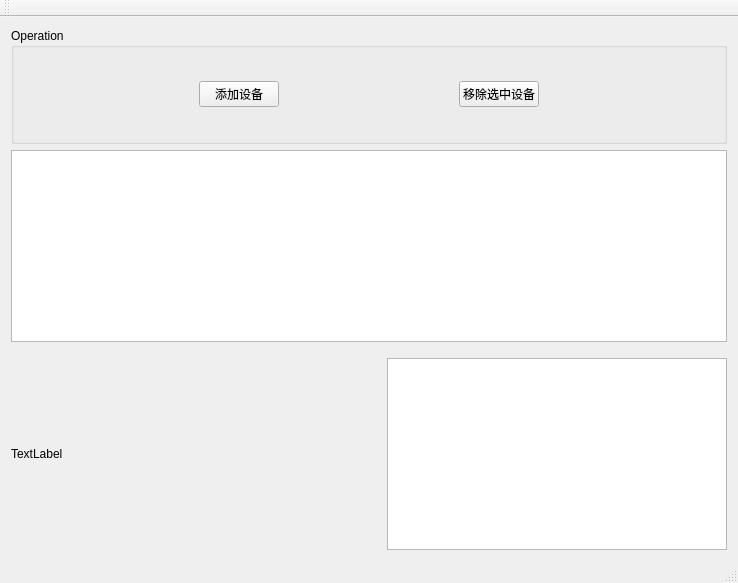
humadivinty/Qt_CameraStatusMonitor, file CameraStatusMonitor/mainwindow.ui: the form before one commit.
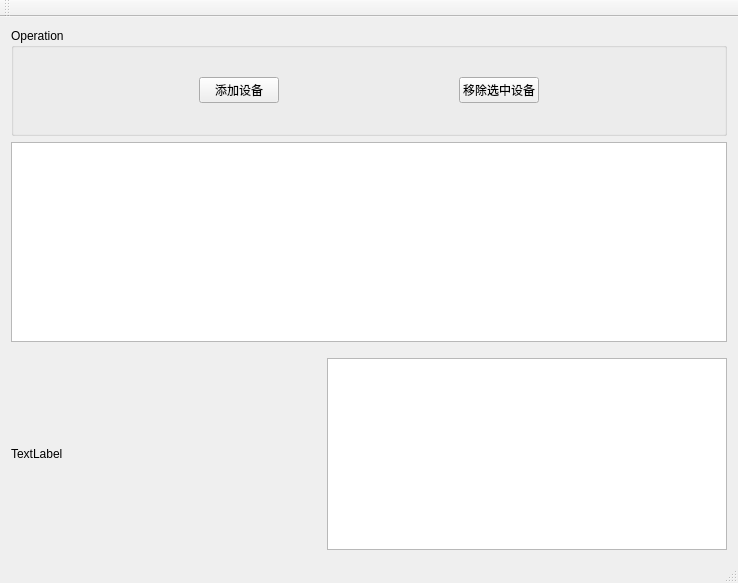
The form after the commit.

Patch:
```diff
--- a/CameraStatusMonitor/mainwindow.ui
+++ b/CameraStatusMonitor/mainwindow.ui
@@ -65,7 +65,14 @@
        </widget>
       </item>
       <item>
-       <widget class="QTableView" name="StatusTableView"/>
+       <widget class="QTableView" name="StatusTableView">
+        <property name="minimumSize">
+         <size>
+          <width>0</width>
+          <height>200</height>
+         </size>
+        </property>
+       </widget>
       </item>
       <item>
        <spacer name="verticalSpacer">
@@ -88,11 +95,17 @@
         <item>
          <widget class="QLabel" name="label">
           <property name="sizePolicy">
-           <sizepolicy hsizetype="Expanding" vsizetype="Expanding">
+           <sizepolicy hsizetype="Preferred" vsizetype="Preferred">
             <horstretch>0</horstretch>
             <verstretch>0</verstretch>
            </sizepolicy>
           </property>
+          <property name="minimumSize">
+           <size>
+            <width>100</width>
+            <height>80</height>
+           </size>
+          </property>
           <property name="text">
            <string>TextLabel</string>
           </property>
@@ -115,7 +128,20 @@
          </spacer>
         </item>
         <item>
-         <widget class="QListView" name="LogListView"/>
+         <widget class="QListWidget" name="listWidget">
+          <property name="sizePolicy">
+           <sizepolicy hsizetype="Preferred" vsizetype="Preferred">
+            <horstretch>0</horstretch>
+            <verstretch>0</verstretch>
+           </sizepolicy>
+          </property>
+          <property name="minimumSize">
+           <size>
+            <width>400</width>
+            <height>80</height>
+           </size>
+          </property>
+         </widget>
         </item>
        </layout>
       </item>
```
